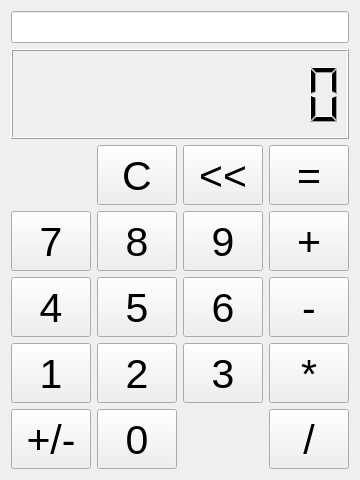
The window that widget.ui (vvf1717/MyCalculator) describes before a commit, drawn with Qt 5.
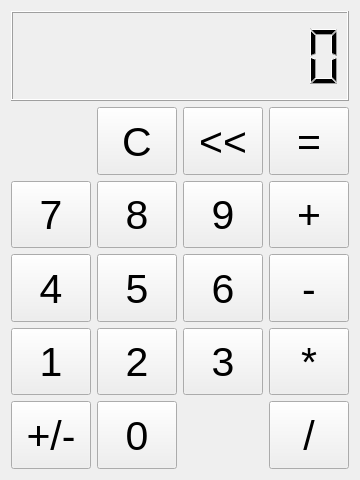
The same window after the commit.

Commit message: Изменения в форме

The edit to the form file:
```diff
--- a/widget.ui
+++ b/widget.ui
@@ -31,36 +31,6 @@
      <property name="sizeConstraint">
       <enum>QLayout::SetDefaultConstraint</enum>
      </property>
-     <item>
-      <widget class="QLineEdit" name="lineResult">
-       <property name="sizePolicy">
-        <sizepolicy hsizetype="Expanding" vsizetype="Fixed">
-         <horstretch>0</horstretch>
-         <verstretch>0</verstretch>
-        </sizepolicy>
-       </property>
-       <property name="minimumSize">
-        <size>
-         <width>0</width>
-         <height>0</height>
-        </size>
-       </property>
-       <property name="font">
-        <font>
-         <pointsize>15</pointsize>
-        </font>
-       </property>
-       <property name="text">
-        <string/>
-       </property>
-       <property name="alignment">
-        <set>Qt::AlignRight|Qt::AlignTrailing|Qt::AlignVCenter</set>
-       </property>
-       <property name="readOnly">
-        <bool>true</bool>
-       </property>
-      </widget>
-     </item>
      <item>
       <widget class="QLCDNumber" name="lcdOperand">
        <property name="sizePolicy">
```
